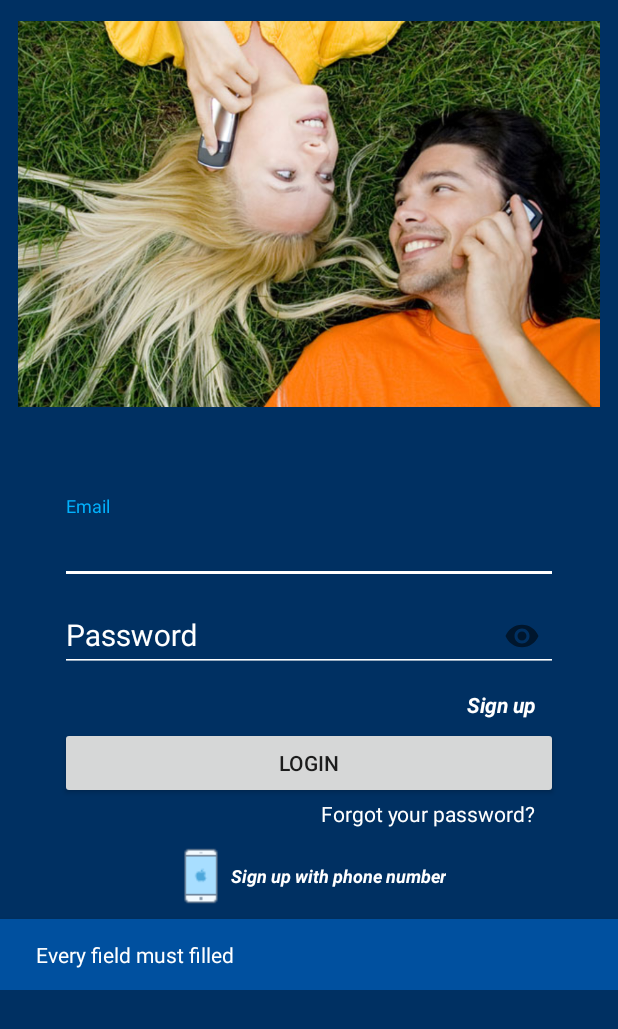
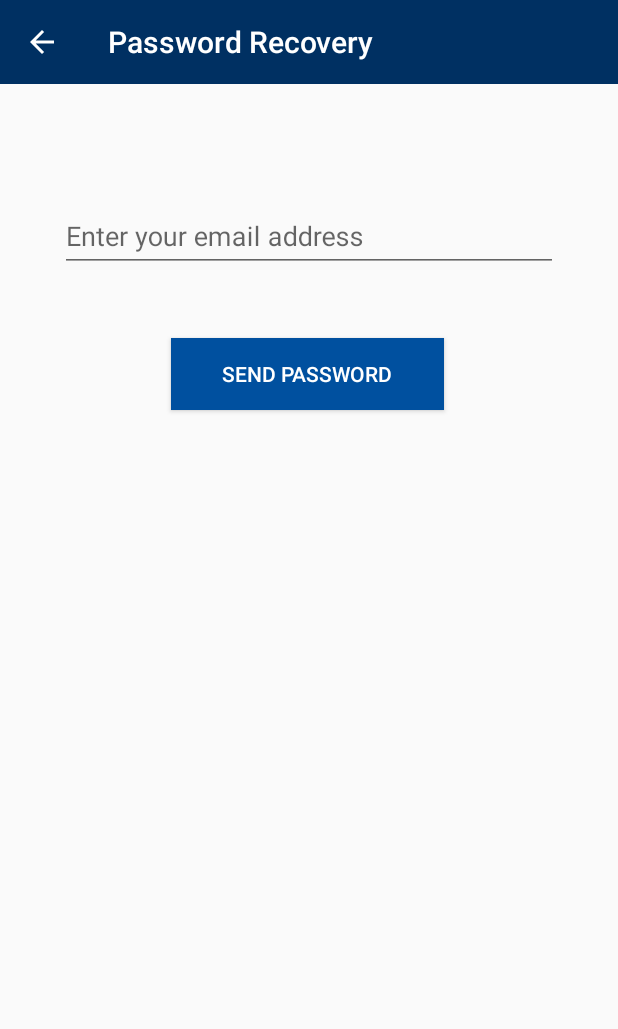
Before and after one commit to Alvaroe13/ChatUp, an Android app: the screen it shows after launch (MainActivity), after a tap on "Forgot your password?", on a phone screen of 412 x 824 dp. Shown: the top 1029 px of the screen. Run offline under Robolectric (Android 15) with nearby library versions, the phone set to English and light mode, and no system bars; our stand-ins replace CircleImageView, Firebase (no records; nobody signed in at launch, a user with empty details on screens opened directly); pictures from the network do not load; 1 other tap on this screen came first.

Commit message:
created recoverPasswordFragment

```diff
--- a/app/src/main/java/com/example/alvar/chatapp/views/LoginFragment.java
+++ b/app/src/main/java/com/example/alvar/chatapp/views/LoginFragment.java
@@ -246,10 +246,11 @@ public class LoginFragment extends Fragment implements View.OnClickListener {
                 btnLoginPressed();
                 break;
             case R.id.btnPhoneLogin:
-                Log.d(TAG, "onClick: phone loggin button pressed");
+                Log.d(TAG, "onClick: phone login button pressed");
                 break;
             case R.id.forgotPasswordText:
                 Log.d(TAG, "onClick: forgot password button pressed");
+                navigateWithStack(viewLayout, R.id.recoverPasswordFragment);
                 break;
             case R.id.txtCreateAccount:
                 navigateWithStack(viewLayout, R.id.registerFragment);
--- /dev/null
+++ b/app/src/main/java/com/example/alvar/chatapp/views/RecoverPasswordFragment.java
@@ -0,0 +1,159 @@
+package com.example.alvar.chatapp.views;
+
+import android.content.Context;
+import android.os.Bundle;
+import android.util.Log;
+import android.view.LayoutInflater;
+import android.view.View;
+import android.view.ViewGroup;
+import android.view.inputmethod.InputMethodManager;
+import android.widget.Button;
+import android.widget.ProgressBar;
+import android.widget.Toast;
+
+import com.example.alvar.chatapp.R;
+import com.example.alvar.chatapp.Utils.ProgressBarHelper;
+import com.example.alvar.chatapp.Utils.SnackbarHelper;
+import com.google.android.gms.tasks.OnCompleteListener;
+import com.google.android.gms.tasks.Task;
+import com.google.android.material.textfield.TextInputLayout;
+import com.google.firebase.auth.FirebaseAuth;
+
+import androidx.annotation.NonNull;
+import androidx.annotation.Nullable;
+import androidx.appcompat.app.AppCompatActivity;
+import androidx.appcompat.widget.Toolbar;
+import androidx.coordinatorlayout.widget.CoordinatorLayout;
+import androidx.fragment.app.Fragment;
+
+/**
+ * A simple {@link Fragment} subclass.
+ */
+public class RecoverPasswordFragment extends Fragment implements View.OnClickListener {
+
+    private static final String TAG = "RecoverPasswordFragment";
+
+    //firebase
+    private FirebaseAuth mAuth;
+
+    //ui elements
+    private TextInputLayout recoverPassword;
+    private Button recoverPasswordBtn;
+    private Toolbar toolbarRecovery;
+    private ProgressBar progressBar;
+    private CoordinatorLayout coordinatorLayout;
+
+    public RecoverPasswordFragment() {
+        // Required empty public constructor
+    }
+
+    @Override
+    public void onCreate(@Nullable Bundle savedInstanceState) {
+        super.onCreate(savedInstanceState);
+        Log.d(TAG, "onCreate: called");
+        mAuth = FirebaseAuth.getInstance();
+    }
+
+    @Override
+    public View onCreateView(LayoutInflater inflater, ViewGroup container,
+                             Bundle savedInstanceState) {
+        // Inflate the layout for this fragment
+        Log.d(TAG, "onCreateView: called");
+        return inflater.inflate(R.layout.fragment_recover_password, container, false);
+    }
+
+    @Override
+    public void onViewCreated(@NonNull View view, @Nullable Bundle savedInstanceState) {
+        super.onViewCreated(view, savedInstanceState);
+        Log.d(TAG, "onViewCreated: called");
+        bindUI(view);
+        setToolbar(getString(R.string.toolbarRecoveryPasswordTitle), view);
+        recoverPasswordBtn.setOnClickListener(this);
+    }
+
+    private void bindUI(View view){
+        recoverPassword = view.findViewById(R.id.recoverPassword);
+        recoverPasswordBtn = view.findViewById(R.id.recoverPasswordBtn);
+        toolbarRecovery = view.findViewById(R.id.toolbarRecovery);
+        progressBar = view.findViewById(R.id.recoveryProgressBar);
+        coordinatorLayout = view.findViewById(R.id.coordinatorLayout);
+    }
+
+    private void setToolbar(String title, View view){
+        //create toolbar
+        toolbarRecovery = view.findViewById(R.id.toolbarRecovery);
+        ((AppCompatActivity)getActivity()).setSupportActionBar(toolbarRecovery);
+        ((AppCompatActivity)getActivity()).getSupportActionBar().setTitle(title);
+        ((AppCompatActivity)getActivity()).getSupportActionBar().setDisplayHomeAsUpEnabled(true);
+    }
+
+    /**
+     * method in charge of sending to the user an email to recover password
+     */
+    private void sendEmailRecovery() {
+        //we capture email enter by user
+        String emailText = recoverPassword.getEditText().getText().toString();
+
+        if (emailText.equals("")) {
+            //show message to the user
+            SnackbarHelper.showSnackBarLong(coordinatorLayout, getString(R.string.enterEmailForRecovery));
+            //hide progressbar
+            ProgressBarHelper.hideProgressBar(progressBar);
+        } else{
+            mAuth.sendPasswordResetEmail(emailText).addOnCompleteListener(new OnCompleteListener<Void>() {
+                @Override
+                public void onComplete(@NonNull Task<Void> task) {
+                    if (task.isSuccessful()){
+                        //show confirmation message to the user
+                        try {
+                            SnackbarHelper.showSnackBarLong(coordinatorLayout, getContext().getString(R.string.check_your_inbox));
+                            ProgressBarHelper.hideProgressBar(progressBar);
+                            closeKeyboard();
+                        }catch (NullPointerException e){
+                            Log.e(TAG, "onComplete: " + e.getMessage());
+                        }
+
+                    } else {
+                        //we save the exception message generated by firebase
+                        String error = task.getException().getMessage();
+                        Toast.makeText(getContext(), error, Toast.LENGTH_LONG).show();
+                        //hide progressbar
+                        ProgressBarHelper.hideProgressBar(progressBar);
+                    }
+                }
+            });
+        }
+    }
+
+    /**
+     * method in charge of closing keyboard
+     */
+    private void closeKeyboard(){
+        try {
+
+            View view = getActivity().getCurrentFocus();
+            if (view != null){
+                InputMethodManager imm = (InputMethodManager) getActivity().getSystemService(Context.INPUT_METHOD_SERVICE);
+                imm.hideSoftInputFromWindow(view.getWindowToken(),0);
+            }
+        } catch (NullPointerException e){
+            Log.e(TAG, "closeKeyboard: " + e.getMessage() );
+        }
+
+    }
+
+
+    @Override
+    public void onClick(View v) {
+
+        if (v.getId() ==  R.id.recoverPasswordBtn ){
+            //show progressBar
+            ProgressBarHelper.showProgressBar(progressBar);
+            //execute email recovery method
+            sendEmailRecovery();
+        }
+
+    }
+
+
+}
--- /dev/null
+++ b/app/src/main/res/layout/fragment_recover_password.xml
@@ -0,0 +1,71 @@
+<?xml version="1.0" encoding="utf-8"?>
+<RelativeLayout xmlns:android="http://schemas.android.com/apk/res/android"
+    xmlns:tools="http://schemas.android.com/tools"
+    android:layout_width="match_parent"
+    android:layout_height="match_parent"
+    android:orientation="vertical"
+    tools:context=".views.RecoverPasswordFragment"
+    tools:layout_editor_absoluteY="25dp">
+
+    <include
+        android:id="@+id/toolbarRecovery"
+        layout="@layout/toolbar"
+        android:layout_width="match_parent"
+        android:layout_height="wrap_content" />
+
+    <com.google.android.material.textfield.TextInputLayout
+        android:id="@+id/recoverPassword"
+        android:layout_width="match_parent"
+        android:layout_height="wrap_content"
+        android:layout_marginLeft="40dp"
+        android:layout_marginStart="40dp"
+        android:layout_marginRight="40dp"
+        android:layout_marginEnd="40dp"
+        android:layout_marginTop="125dp" >
+
+        <com.google.android.material.textfield.TextInputEditText
+            android:layout_width="match_parent"
+            android:layout_height="wrap_content"
+            android:hint="@string/enterEmail"
+            android:inputType="text" />
+
+    </com.google.android.material.textfield.TextInputLayout>
+
+    <Button
+        android:id="@+id/recoverPasswordBtn"
+        android:layout_width="182dp"
+        android:layout_height="wrap_content"
+        android:layout_marginStart="114dp"
+        android:layout_marginLeft="114dp"
+        android:layout_marginTop="225dp"
+        android:layout_marginEnd="115dp"
+        android:layout_marginRight="115dp"
+        android:background="@color/colorPrimaryDark"
+        android:text="@string/sendPassword"
+        android:textColor="@color/color_white"  />
+
+    <FrameLayout
+        android:id="@+id/frameLayout"
+        android:layout_width="match_parent"
+        android:layout_height="match_parent">
+
+        <ProgressBar
+            android:id="@+id/recoveryProgressBar"
+            android:layout_width="45dp"
+            android:layout_height="45dp"
+            android:visibility="invisible"
+            android:layout_gravity="center"/>
+
+    </FrameLayout>
+
+    <androidx.coordinatorlayout.widget.CoordinatorLayout
+        android:id="@+id/coordinatorLayout"
+        android:layout_width="match_parent"
+        android:layout_height="45dp"
+        android:layout_alignParentBottom="true">
+
+    </androidx.coordinatorlayout.widget.CoordinatorLayout>
+
+
+
+</RelativeLayout>
--- a/app/src/main/res/navigation/nav_graph.xml
+++ b/app/src/main/res/navigation/nav_graph.xml
@@ -16,6 +16,9 @@
         <action
             android:id="@+id/action_loginFragment_to_registerFragment"
             app:destination="@id/registerFragment" />
+        <action
+            android:id="@+id/action_loginFragment_to_recoverPasswordFragment"
+            app:destination="@id/recoverPasswordFragment" />
     </fragment>
     <fragment
         android:id="@+id/homeFragment"
@@ -58,4 +61,9 @@
         android:name="com.example.alvar.chatapp.views.RegisterFragment"
         android:label="fragment_register"
         tools:layout="@layout/fragment_register" />
+    <fragment
+        android:id="@+id/recoverPasswordFragment"
+        android:name="com.example.alvar.chatapp.views.RecoverPasswordFragment"
+        android:label="fragment_recover_password"
+        tools:layout="@layout/fragment_recover_password" />
 </navigation>
--- a/app/src/main/res/values/strings.xml
+++ b/app/src/main/res/values/strings.xml
@@ -159,5 +159,6 @@
 
     <!-- TODO: Remove or change this placeholder text -->
     <string name="hello_blank_fragment">Hello blank fragment</string>
+    <string name="check_your_inbox">Please verify your email</string>
 
 </resources>
```
Also changed, not shown: 1 other file.
